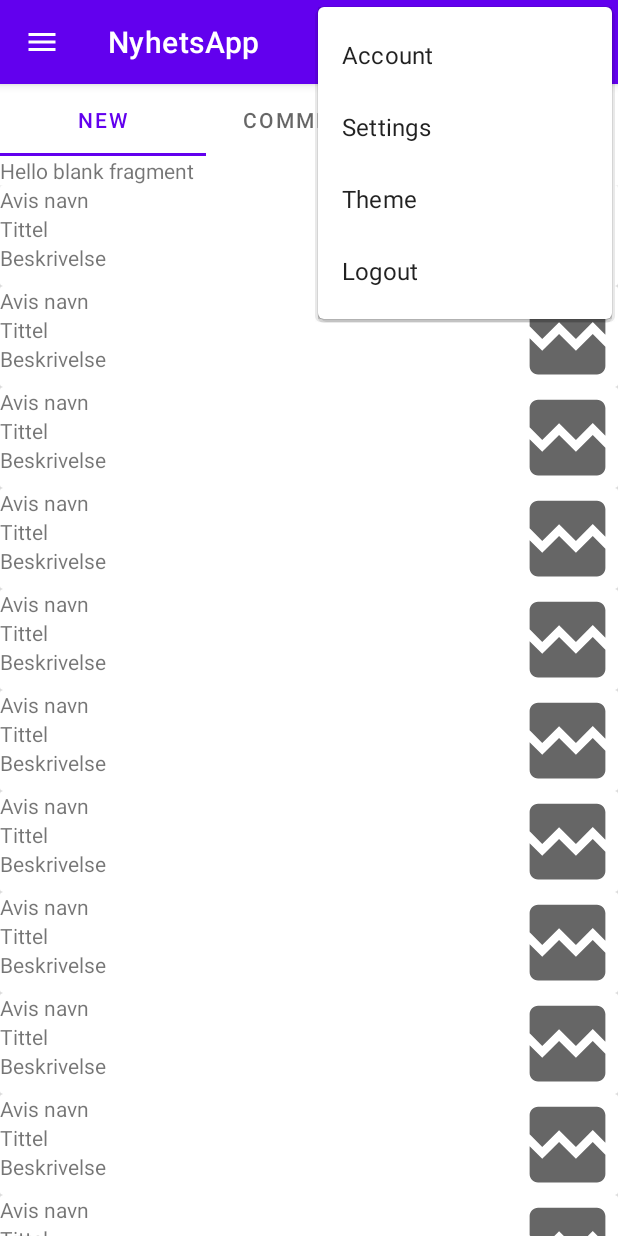
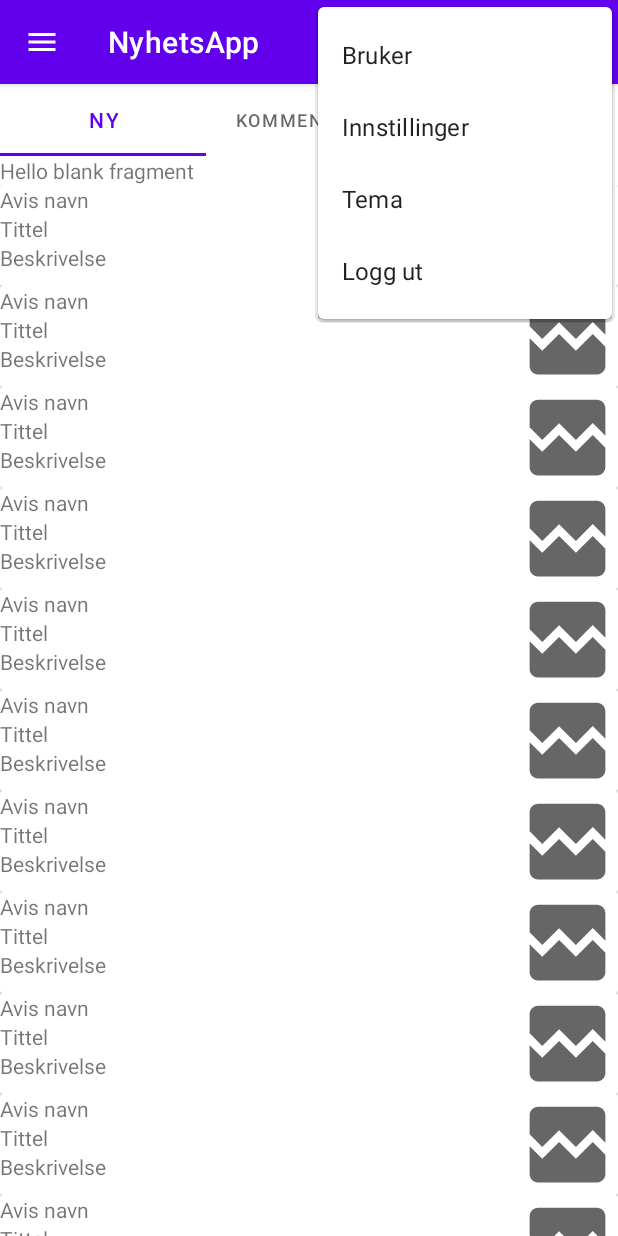
Before and after one commit to Aleksander00/NyhetsApp, an Android app: the MainFragment screen opened through its navigation route, with the options menu open, on a phone screen of 412 x 824 dp. Run offline under Robolectric (Android 15) with nearby library versions, the phone set to English and light mode, and no system bars; our stand-ins replace data binding, navigation-ui.

Commit message:
Norsk standard språk + Strings fil for engelsk. Følger etter mobilens systemspråk

```diff
--- a/app/src/main/res/values/strings.xml
+++ b/app/src/main/res/values/strings.xml
@@ -1,34 +1,36 @@
+<!--Norwegians Strings default-->
 <resources>
     <string name="app_name">NyhetsApp</string>
-    <!-- Start screen -->
+    <!--Start screen-->
     <string name="login">Login</string>
-    <string name="register">Register</string>
-    <string name="skip">Skip</string>
+    <string name="register">Registrer</string>
+    <string name="skip">Hopp over</string>
     <string name="logo">Logo</string>
-    <string name="password">Password</string>
-    <string name="re_password">Re enter password</string>
-    <string name="username">Username</string>
-    <string name="confirm">Confirm</string>
-    <string name="account">Account</string>
-    <string name="settings">Settings</string>
-    <string name="theme">Theme</string>
-    <string name="logout">Logout</string>
+    <string name="password">Passord</string>
+    <string name="re_password">Skriv inn passord på nytt</string>
+    <string name="username">Brukernavn</string>
+    <string name="confirm">Bekreft</string>
+    <string name="account">Bruker</string>
+    <string name="settings">Innstillinger</string>
+    <string name="theme">Tema</string>
+    <string name="logout">Logg ut</string>
     <!--Main Fragment-->
-    <string name="search">Search</string>
+    <string name="search">Søk</string>
     <string name="NRK">NRK</string>
     <string name="VG">VG</string>
-    <string name="new_">New</string>
-    <string name="saved">Saved</string>
-    <string name="comments">Comments</string>
-    <!--Settings/theme-->
-    <string name="darkmode">Darkmode</string>
+    <string name="new_">Ny</string>
+    <string name="saved">Lagret</string>
+    <string name="comments">Kommentarer</string>
+    <!--Settings/theme/account-->
+    <string name="darkmode">Mørkmodus</string>
+    <string name="my_account">Min bruker</string>
+    <string name="back">Tilbake</string>
+    <string name="reset_password">Reset passord</string>
+    <!--List placeholder-->
+    <string name="description">Beskrivelse</string>
+    <string name="title">Tittel</string>
+    <string name="source">Kilde</string>
+    <string name="thumbnail">Miniatyrbilde</string>
     <!-- TODO: Remove or change this placeholder text -->
     <string name="hello_blank_fragment">Hello blank fragment</string>
-    <string name="description">Description</string>
-    <string name="title">Title</string>
-    <string name="source">Source</string>
-    <string name="thumbnail">Thumbnail</string>
-    <string name="my_account">My Account</string>
-    <string name="back">Back</string>
-    <string name="reset_password">Reset password</string>
 </resources>
--- a/build.gradle
+++ b/build.gradle
@@ -8,7 +8,7 @@ buildscript {
         mavenCentral()
     }
     dependencies {
-        classpath "com.android.tools.build:gradle:7.0.2"
+        classpath 'com.android.tools.build:gradle:7.0.3'
         classpath "org.jetbrains.kotlin:kotlin-gradle-plugin:1.5.31"
 
         // NOTE: Do not place your application dependencies here; they belong
```
Also changed, not shown: 3 other files.
